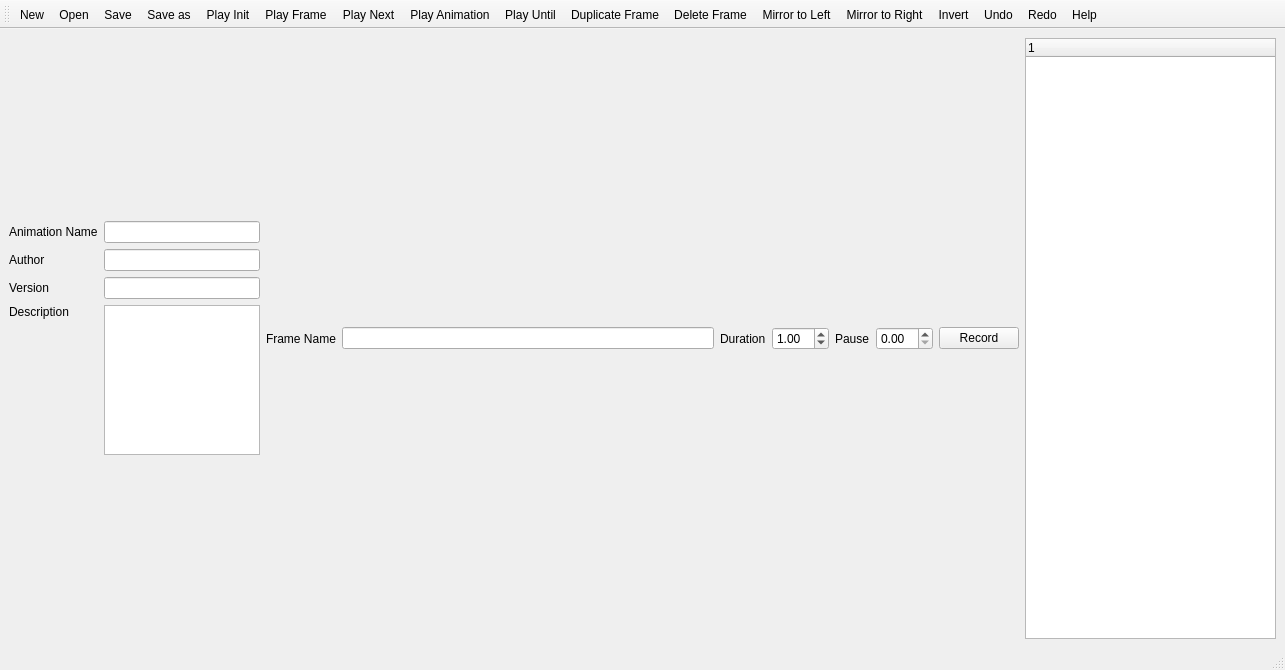
Old version of the form bitbots_motion/bitbots_animation_rqt/resource/RecordUI.ui in the repository wangbin0619/bitbots_main_backup_20250909.
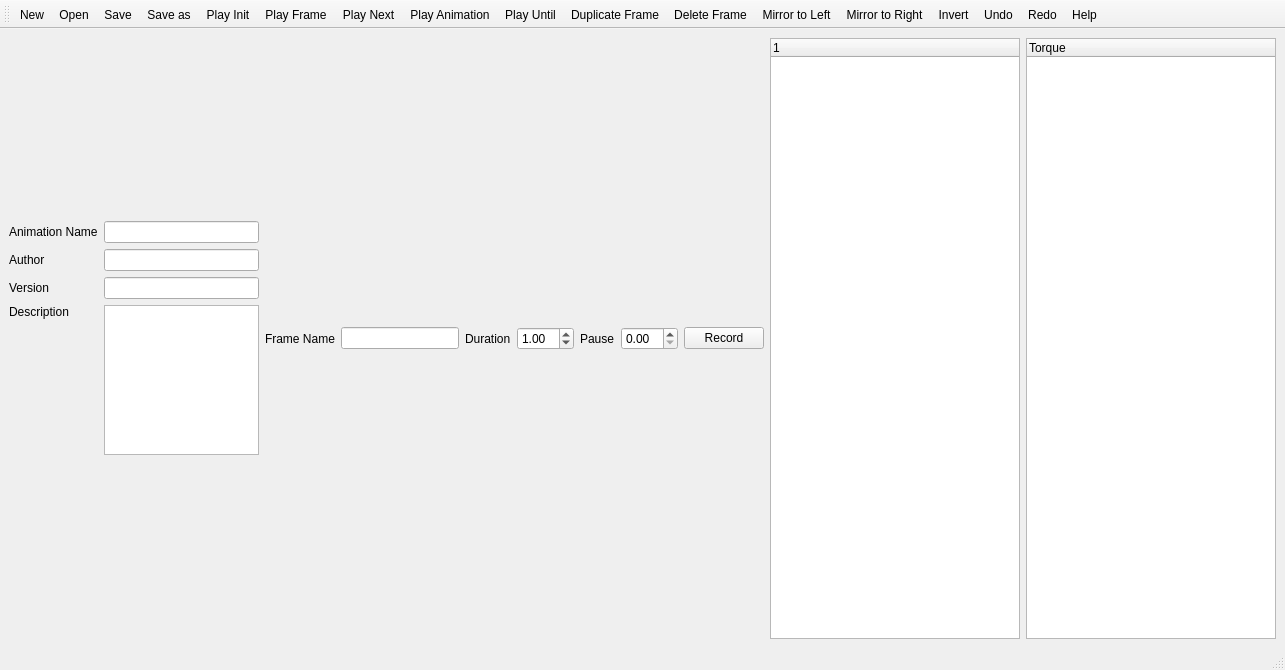
New version of the form.

Commit message: Better torque controls

The edit to the form file:
```diff
--- a/bitbots_motion/bitbots_animation_rqt/resource/RecordUI.ui
+++ b/bitbots_motion/bitbots_animation_rqt/resource/RecordUI.ui
@@ -16,7 +16,7 @@
   <widget class="QWidget" name="centralwidget">
    <layout class="QGridLayout" name="gridLayout_2">
     <item row="0" column="0">
-     <layout class="QHBoxLayout" name="contentLayout" stretch="1,3,1">
+     <layout class="QHBoxLayout" name="contentLayout" stretch="1,2,1,1">
       <property name="sizeConstraint">
        <enum>QLayout::SetNoConstraint</enum>
       </property>
@@ -152,6 +152,15 @@
           </column>
         </widget>
       </item>
+      <item>
+        <widget class="QTreeWidget" name="torqueTree">
+          <column>
+            <property name="text">
+              <string notr="true">Torque</string>
+            </property>
+          </column>
+        </widget>
+      </item>
      </layout>
     </item>
    </layout>
```
The commit also changes 1 other file.
